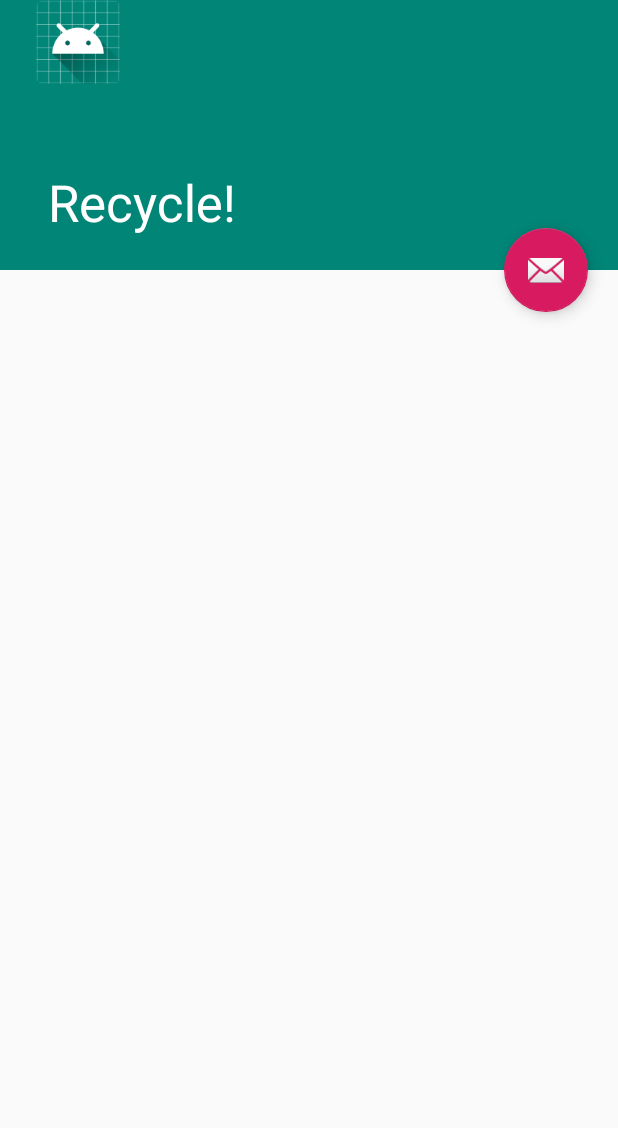
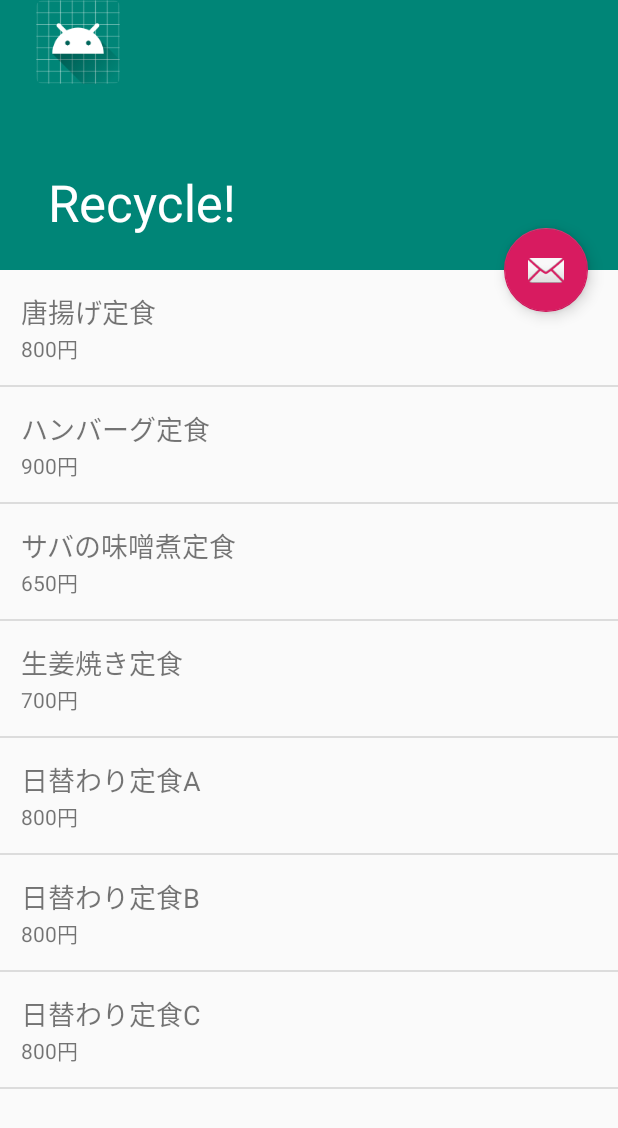
Before and after one commit to kkosaka/Android-Practice, an Android app: the screen it shows after launch (MainActivity), on a phone screen of 412 x 824 dp. Shown: the top 1128 px of the screen. Run offline under Robolectric (Android 15) with nearby library versions, the phone set to English and light mode, and no system bars.

Commit message:
Update RecyleView Sample Applicaton

```diff
--- a/RecyclerViewSample/app/src/main/java/com/example/recyclerviewsample/MainActivity.kt
+++ b/RecyclerViewSample/app/src/main/java/com/example/recyclerviewsample/MainActivity.kt
@@ -4,7 +4,17 @@ import android.graphics.Color
 import android.support.v7.app.AppCompatActivity
 import android.os.Bundle
 import android.support.design.widget.CollapsingToolbarLayout
+import android.support.v7.widget.DividerItemDecoration
+import android.support.v7.widget.LinearLayoutManager
+import android.support.v7.widget.RecyclerView
 import android.support.v7.widget.Toolbar
+import android.view.LayoutInflater
+import android.view.View
+import android.view.ViewGroup
+import android.widget.LinearLayout
+import android.widget.TextView
+import android.widget.Toast
+import java.util.HashMap
 
 class MainActivity : AppCompatActivity() {
 
@@ -23,5 +33,87 @@ class MainActivity : AppCompatActivity() {
             this.setCollapsedTitleTextColor(Color.LTGRAY)
         }
 
+        findViewById<RecyclerView>(R.id.lvMenu).apply {
+            val layout = LinearLayoutManager(this@MainActivity)
+            this.layoutManager = layout
+            this.adapter = RecyclerListAdapter(createTeishokuList())
+            // 区切り線
+            this.addItemDecoration(DividerItemDecoration(this@MainActivity, layout.orientation))
+        }
+
+    }
+
+    private fun createTeishokuList(): ArrayList<Map<String, Any>> {
+        return ArrayList<Map<String, Any>>().apply {
+            add(HashMap(HashMap<String, Any>().apply {
+                this["name"] = "唐揚げ定食"
+                this["price"] = 800
+                this["desc"] = "若鳥の唐揚げにサラダ、ご飯とみそ汁がつきます。"
+            }))
+            add(HashMap(HashMap<String, Any>().apply {
+                this["name"] = "ハンバーグ定食"
+                this["price"] = 900
+                this["desc"] = "ハンバーグにサラダ、ご飯とみそ汁がつきます。"
+            }))
+            add(HashMap(HashMap<String, Any>().apply {
+                this["name"] = "サバの味噌煮定食"
+                this["price"] = 650
+                this["desc"] = "サバ味噌煮にサラダ、ご飯とみそ汁がつきます。"
+            }))
+            add(HashMap(HashMap<String, Any>().apply {
+                this["name"] = "生姜焼き定食"
+                this["price"] = 700
+                this["desc"] = "生姜焼きにサラダ、ご飯とみそ汁がつきます。"
+            }))
+            add(HashMap(HashMap<String, Any>().apply {
+                this["name"] = "日替わり定食A"
+                this["price"] = 800
+                this["desc"] = "生姜焼きにサラダ、ご飯とみそ汁がつきます。"
+            }))
+            add(HashMap(HashMap<String, Any>().apply {
+                this["name"] = "日替わり定食B"
+                this["price"] = 800
+                this["desc"] = "生姜焼きにサラダ、ご飯とみそ汁がつきます。"
+            }))
+            add(HashMap(HashMap<String, Any>().apply {
+                this["name"] = "日替わり定食C"
+                this["price"] = 800
+                this["desc"] = "生姜焼きにサラダ、ご飯とみそ汁がつきます。"
+            }))
+        }
+    }
+
+    inner class RecyclerListViewHolder(itemView:View): RecyclerView.ViewHolder(itemView) {
+        var tvMenuName: TextView = itemView.findViewById(R.id.tvMenuName)
+        var tvMenuPrice: TextView = itemView.findViewById(R.id.tvMenuPrice)
+//        var rowLayout:LinearLayout = itemView.findViewById(R.id.rowLayout)
+    }
+
+    inner class RecyclerListAdapter(private val listData: List<Map<String, Any>>): RecyclerView.Adapter<RecyclerListViewHolder>(){
+        /**
+         * row.xmlをインフレートしたビューホルダーオブジェクトを返す
+         * クリックリスナのセット
+         */
+        override fun onCreateViewHolder(parent: ViewGroup, viewType: Int): RecyclerListViewHolder {
+            val inflater = LayoutInflater.from(this@MainActivity)
+            val view = inflater.inflate(R.layout.row, parent, false)
+            view.setOnClickListener {
+                it.findViewById<TextView>(R.id.tvMenuName).apply {
+                    Toast.makeText(this@MainActivity, this.text, Toast.LENGTH_SHORT).show()
+                }
+            }
+            return  RecyclerListViewHolder(view)
+        }
+
+        override fun onBindViewHolder(holder: RecyclerListViewHolder, position: Int) {
+            val item = listData[position]
+            holder.tvMenuName.text = "${item["name"]}"
+            holder.tvMenuPrice.text = "${item["price"]}"
+//            holder.rowLayout.setBackgroundColor(Color.RED)
+        }
+
+        override fun getItemCount(): Int {
+            return listData.size
+        }
     }
 }
--- a/RecyclerViewSample/app/src/main/res/layout/activity_main.xml
+++ b/RecyclerViewSample/app/src/main/res/layout/activity_main.xml
@@ -27,12 +27,6 @@
     </android.support.design.widget.AppBarLayout>
 
 
-    <android.support.design.widget.FloatingActionButton
-            android:layout_width="wrap_content"
-            android:layout_height="wrap_content"
-            app:srcCompat="@android:drawable/ic_dialog_email"
-            android:id="@+id/fabEmail" app:layout_anchorGravity="bottom|end"
-            app:layout_anchor="@id/appbar" android:layout_margin="20dp"/>
     <android.support.v7.widget.RecyclerView
             android:id="@+id/lvMenu"
             android:scrollbars="vertical"
@@ -40,4 +34,11 @@
             android:layout_height="match_parent"
             app:layout_behavior="@string/appbar_scrolling_view_behavior"/>
 
+    <android.support.design.widget.FloatingActionButton
+            android:layout_width="wrap_content"
+            android:layout_height="wrap_content"
+            app:srcCompat="@android:drawable/ic_dialog_email"
+            android:id="@+id/fabEmail" app:layout_anchorGravity="bottom|end"
+            app:layout_anchor="@id/appbar" android:layout_margin="20dp"/>
+
 </android.support.design.widget.CoordinatorLayout>
--- /dev/null
+++ b/RecyclerViewSample/app/src/main/res/layout/row.xml
@@ -0,0 +1,24 @@
+<?xml version="1.0" encoding="utf-8"?>
+<LinearLayout xmlns:android="http://schemas.android.com/apk/res/android"
+              android:orientation="vertical"
+              android:layout_width="match_parent"
+              android:layout_height="wrap_content" android:id="@+id/rowLayout"
+            android:layout_margin="4dp">
+    <TextView android:layout_width="match_parent" android:layout_height="wrap_content"
+              android:id="@+id/tvMenuName" android:layout_marginLeft="10dp" android:layout_marginTop="10dp"
+              android:textSize="18sp"/>
+
+    <LinearLayout android:layout_width="match_parent" android:layout_height="wrap_content"
+                  android:layout_marginBottom="10dp" android:layout_marginLeft="10dp" android:orientation="horizontal">
+        <TextView
+                android:layout_width="wrap_content"
+                android:layout_height="wrap_content"
+                android:id="@+id/tvMenuPrice"
+                android:textSize="14sp"/>
+        <TextView
+                android:layout_width="wrap_content"
+                android:layout_height="wrap_content"
+                android:text="@string/tv_menu_unit"
+                android:textSize="14sp"/>
+    </LinearLayout>
+</LinearLayout>
```
